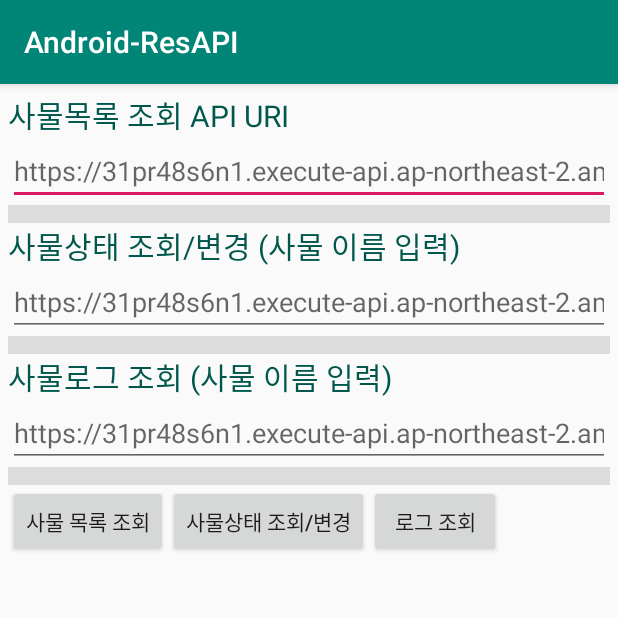
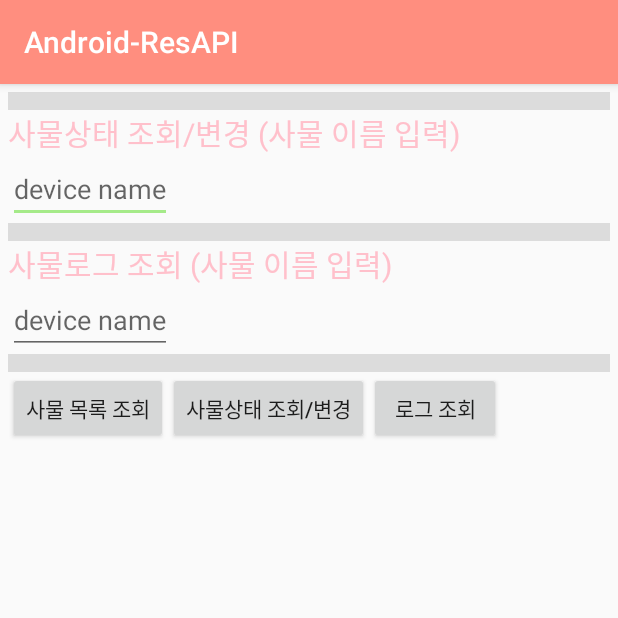
Before and after one commit to jimin1211/IoTCloudPlatform, an Android app: the MainActivity screen opened directly, with no data from a screen before it, on a phone screen of 412 x 824 dp, the top half of it. Run offline under Robolectric (Android 15) with nearby library versions, the phone set to English and light mode, and no system bars.

Commit message:
Android 진짜 최종

```diff
--- a/Android-RestAPI-master/Android-RestAPI-master/app/src/main/java/com/example/android_resapi/ui/MainActivity.java
+++ b/Android-RestAPI-master/Android-RestAPI-master/app/src/main/java/com/example/android_resapi/ui/MainActivity.java
@@ -14,14 +14,13 @@ import com.example.android_resapi.R;
 
 public class MainActivity extends AppCompatActivity {
     final static String TAG = "AndroidAPITest";
-    EditText listThingsURL, thingShadowURL, getLogsURL;
+    EditText thingShadowURL, getLogsURL;
 
     @Override
     protected void onCreate(Bundle savedInstanceState) {
         super.onCreate(savedInstanceState);
         setContentView(R.layout.activity_main);
 
-        listThingsURL = findViewById(R.id.listThingsURL);
         thingShadowURL = findViewById(R.id.thingShadowURL);
         getLogsURL = findViewById(R.id.getLogsURL);
 
--- a/Android-RestAPI-master/Android-RestAPI-master/app/src/main/res/layout/activity_main.xml
+++ b/Android-RestAPI-master/Android-RestAPI-master/app/src/main/res/layout/activity_main.xml
@@ -5,25 +5,6 @@
     android:orientation="vertical"
     android:padding="5dp">
 
-    <LinearLayout
-        android:layout_width="match_parent"
-        android:layout_height="wrap_content"
-        android:orientation="vertical">
-
-        <TextView
-            android:layout_width="wrap_content"
-            android:layout_height="wrap_content"
-            android:textSize="20dp"
-            android:textColor="@color/colorPrimaryDark"
-            android:text="사물목록 조회 API URI"/>
-
-        <EditText
-            android:layout_width="wrap_content"
-            android:layout_height="wrap_content"
-            android:inputType="textUri"
-            android:hint="https://31pr48s6n1.execute-api.ap-northeast-2.amazonaws.com/prod/devices"
-            android:id="@+id/listThingsURL"/>
-    </LinearLayout>
     <View
         android:layout_width="match_parent"
         android:layout_height="12dp"
@@ -45,7 +26,7 @@
             android:layout_width="wrap_content"
             android:layout_height="wrap_content"
             android:inputType="textUri"
-            android:hint="https://31pr48s6n1.execute-api.ap-northeast-2.amazonaws.com/prod/devices/MyMKRWiFi1010"
+            android:hint="device name"
             android:id="@+id/thingShadowURL"/>
     </LinearLayout>
     <View
@@ -68,7 +49,7 @@
             android:layout_width="wrap_content"
             android:layout_height="wrap_content"
             android:inputType="textUri"
-            android:hint="https://31pr48s6n1.execute-api.ap-northeast-2.amazonaws.com/prod/devices/MyMKRWiFi1010/log"
+            android:hint="device name"
             android:id="@+id/getLogsURL"/>
     </LinearLayout>
 
--- a/Android-RestAPI-master/Android-RestAPI-master/app/src/main/res/values/colors.xml
+++ b/Android-RestAPI-master/Android-RestAPI-master/app/src/main/res/values/colors.xml
@@ -1,6 +1,6 @@
 <?xml version="1.0" encoding="utf-8"?>
 <resources>
-    <color name="colorPrimary">#008577</color>
-    <color name="colorPrimaryDark">#00574B</color>
-    <color name="colorAccent">#D81B60</color>
+    <color name="colorPrimary">#ff8e7f</color>
+    <color name="colorPrimaryDark">#ffc0cb</color>
+    <color name="colorAccent">#a5ea89</color>
 </resources>
```
Also changed, not shown: Android-RestAPI-master/Android-RestAPI-master/app/src/main/res/layout/activity_device.xml (+0 -15 lines).
